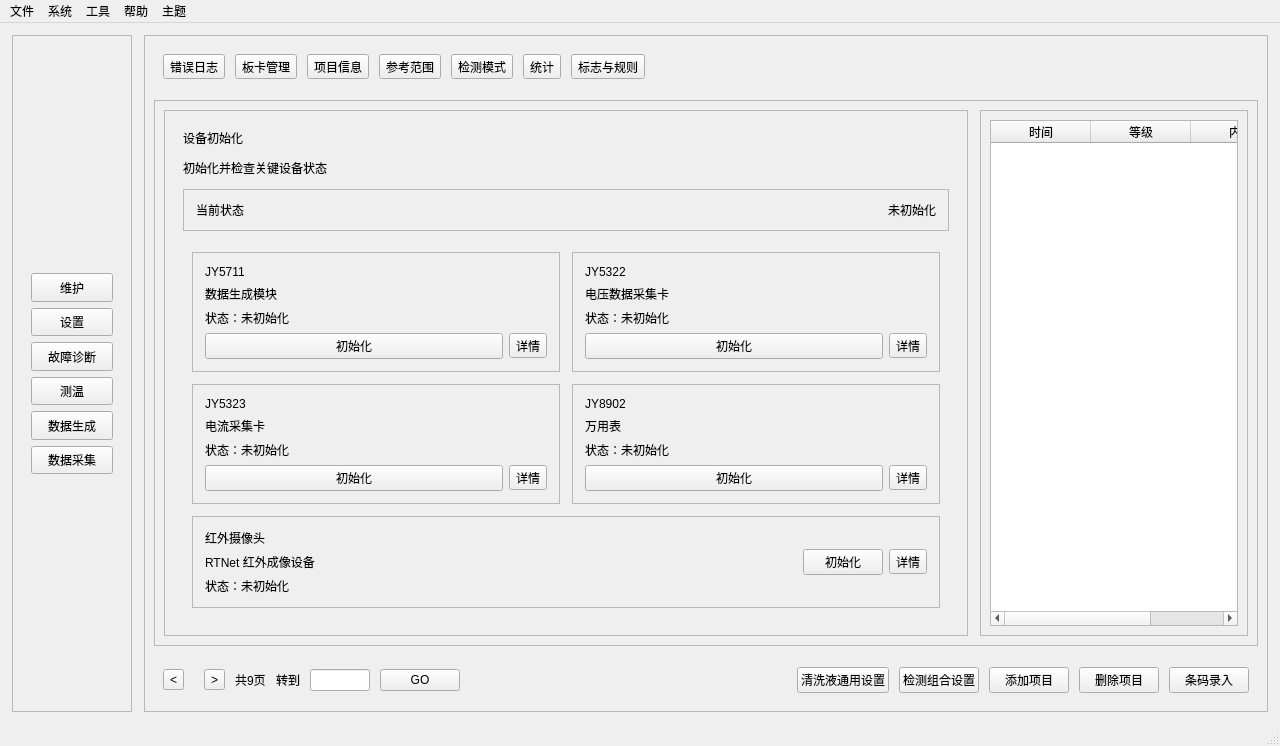
The window that mainwindow.ui (whaip/ATS) describes before a commit, drawn with Qt 5.
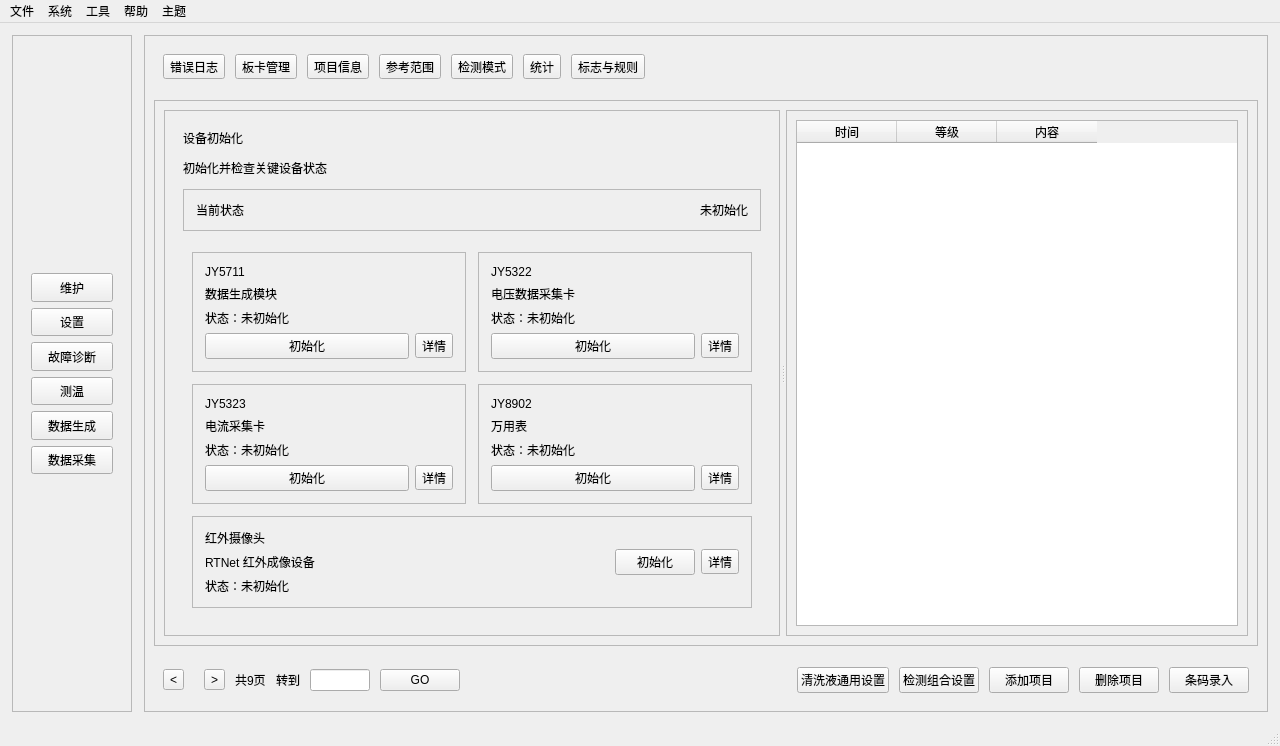
The same window after the commit.

```diff
--- a/mainwindow.ui
+++ b/mainwindow.ui
@@ -333,11 +333,18 @@
          <property name="frameShadow">
           <enum>QFrame::Shadow::Raised</enum>
          </property>
-         <layout class="QHBoxLayout" name="contentLayout" stretch="3,1">
+         <layout class="QHBoxLayout" name="contentLayout">
           <property name="spacing">
            <number>12</number>
           </property>
           <item>
+           <widget class="QSplitter" name="contentSplitter">
+            <property name="orientation">
+             <enum>Qt::Orientation::Horizontal</enum>
+            </property>
+            <property name="handleWidth">
+             <number>6</number>
+            </property>
            <widget class="QFrame" name="projectListFrame">
             <property name="minimumSize">
              <size>
@@ -772,8 +779,6 @@
              </item>
             </layout>
            </widget>
-          </item>
-          <item>
            <widget class="QScrollArea" name="formScrollArea">
             <property name="widgetResizable">
              <bool>true</bool>
@@ -783,7 +788,7 @@
               <rect>
                <x>0</x>
                <y>0</y>
-               <width>266</width>
+                <width>459</width>
                <height>511</height>
               </rect>
              </property>
@@ -837,6 +842,7 @@
              </layout>
             </widget>
            </widget>
+           </widget>
           </item>
          </layout>
         </widget>
```
Left out of the diff: 12 changed lines with no effect on the pictures. Lines whose indentation alone changed are shown as unchanged.
